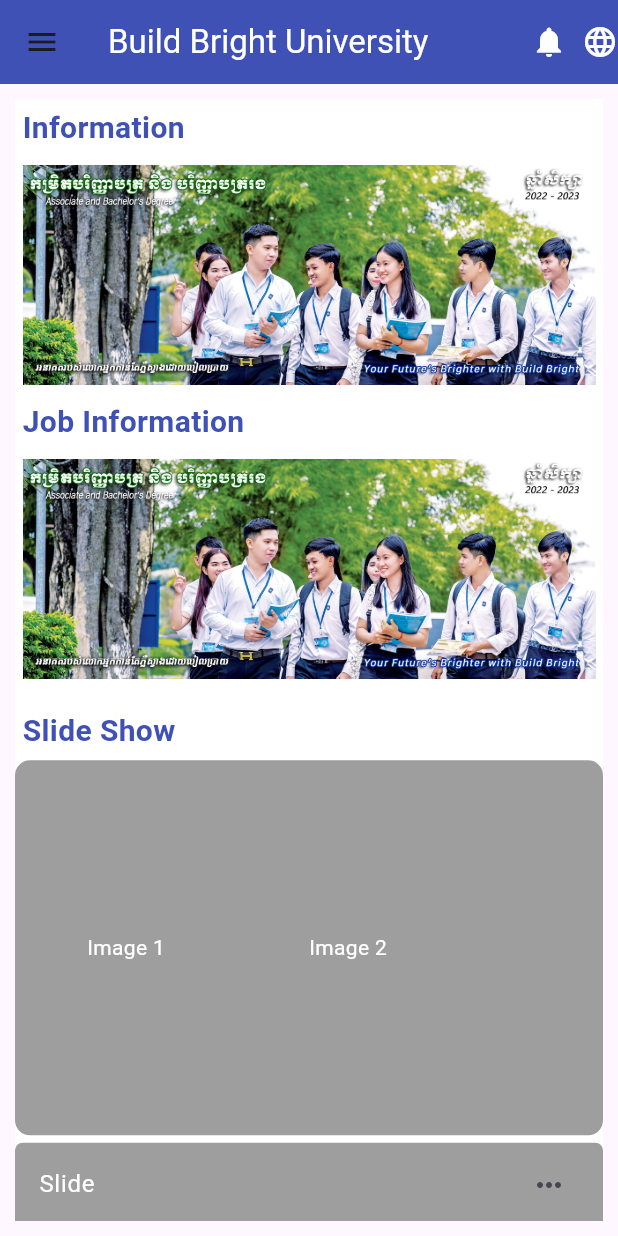
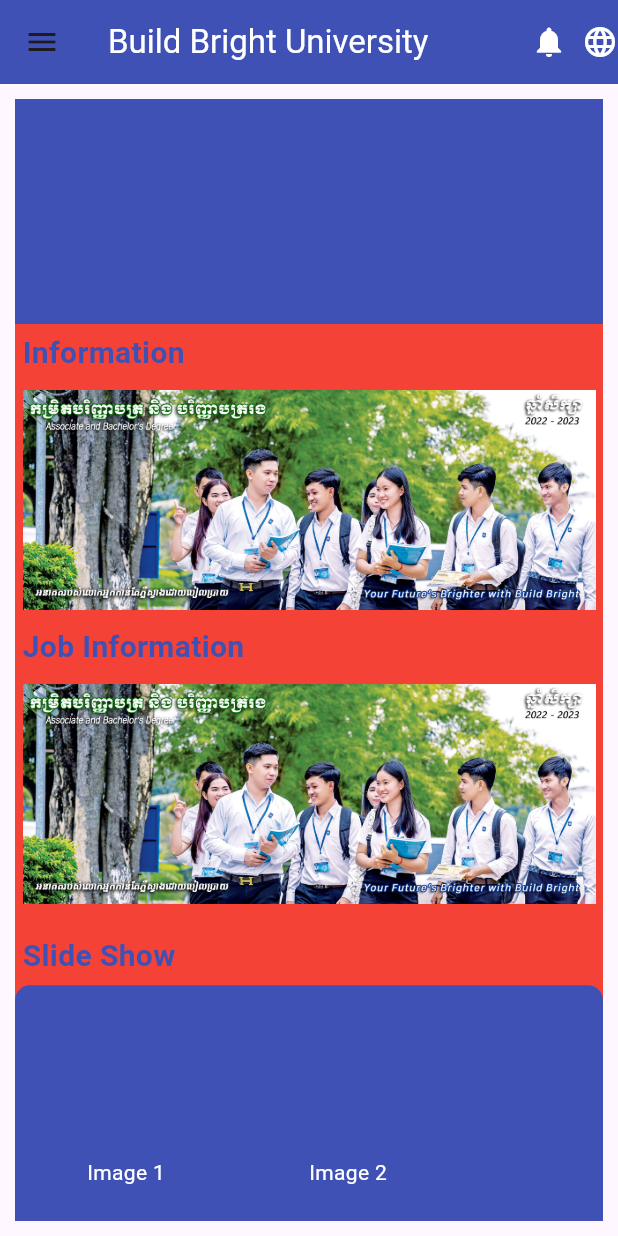
Before and after one commit to Cyperfroz00/griddemo, a Flutter app: the screen it shows after launch, on a phone screen of 412 x 824 dp. Run offline on Flutter 3.47's test engine with Material 2 defaults, Android fonts, the phone set to English and light mode, and no system bars.

Commit message:
17th update body and Card with images

```diff
--- a/lib/componnet/list_view_screen.dart
+++ b/lib/componnet/list_view_screen.dart
@@ -13,100 +13,98 @@ class _ListviewscreenState extends State<Listviewscreen> {
     return Scaffold(
       drawer: Drawer(
         backgroundColor: Colors.white,
-        child: Container(
-          child: Container(
         child: ListView(
           children: [
             Center(
               child: Container(
-                    decoration: BoxDecoration(
+                decoration: const BoxDecoration(
                   borderRadius: BorderRadius.all(
                     Radius.circular(5),
                   ),
                   color: Colors.indigo,
                 ),
+                height: 400,
                 child: Image.asset(
                   'assets/images/sidebar.jpg',
                 ),
-                    height: 400,
               ),
             ),
-                Center(
+            const Center(
               child: Text(
                 'PEN PONLOK',
                 style: TextStyle(color: Colors.blue),
               ),
             ),
-                Center(
+            const Center(
               child: Text(
-                    '09550990',
+                '095509990',
                 style: TextStyle(color: Colors.blue),
               ),
             ),
-                Center(
+            const Center(
               child: Text(
-                    'Email: Pen_Ponlok@yahoo.com',
+                'email: pen_ponlok@yahoo.com',
                 style: TextStyle(color: Colors.blue),
               ),
             ),
             Container(
-                  margin: EdgeInsets.all(5),
+              margin: const EdgeInsets.all(5),
               //color: Colors.yellow[500],
-                  child: ListTile(
+              child: const ListTile(
                 leading: Icon(Icons.app_registration),
                 title: Center(child: Text('For Enrollment')),
                 trailing: Icon(Icons.more_horiz),
               ),
             ),
             Container(
-                  margin: EdgeInsets.all(5),
+              margin: const EdgeInsets.all(5),
               //color: Colors.blue,
-                  child: ListTile(
+              child: const ListTile(
                 leading: Icon(Icons.settings_backup_restore),
                 title: Center(child: Text('Manage Enrollment')),
                 trailing: Icon(Icons.more_horiz),
               ),
             ),
             Container(
-                  margin: EdgeInsets.all(5),
+              margin: const EdgeInsets.all(5),
               //color: Colors.green,
-                  child: ListTile(
+              child: const ListTile(
                 leading: Icon(Icons.event_note_outlined),
                 title: Center(child: Text('Events')),
                 trailing: Icon(Icons.more_horiz),
               ),
             ),
             Container(
-                  margin: EdgeInsets.all(5),
+              margin: const EdgeInsets.all(5),
               //color: Colors.pinkAccent,
-                  child: ListTile(
+              child: const ListTile(
                 leading: Icon(Icons.calendar_today_outlined),
                 title: Center(child: Text('Calender')),
                 trailing: Icon(Icons.more_horiz),
               ),
             ),
             Container(
-                  margin: EdgeInsets.all(5),
+              margin: const EdgeInsets.all(5),
               //color: Colors.white,
-                  child: ListTile(
+              child: const ListTile(
                 leading: Icon(Icons.contact_mail),
                 title: Center(child: Text('Contact')),
                 trailing: Icon(Icons.more_horiz),
               ),
             ),
             Container(
-                  margin: EdgeInsets.all(5),
+              margin: const EdgeInsets.all(5),
               //color: Colors.brown,
-                  child: ListTile(
+              child: const ListTile(
                 leading: Icon(Icons.branding_watermark),
                 title: Center(child: Text('Campus')),
                 trailing: Icon(Icons.more_horiz),
               ),
             ),
             Container(
-                  margin: EdgeInsets.all(5),
+              margin: const EdgeInsets.all(5),
               //color: Colors.greenAccent,
-                  child: ListTile(
+              child: const ListTile(
                 leading: Icon(Icons.app_registration),
                 title: Center(
                   child: Text('Apply'),
@@ -115,9 +113,9 @@ class _ListviewscreenState extends State<Listviewscreen> {
               ),
             ),
             Container(
-                  margin: EdgeInsets.all(5),
+              margin: const EdgeInsets.all(5),
               // color: Colors.amber,
-                  child: ListTile(
+              child: const ListTile(
                 leading: Icon(Icons.location_pin),
                 title: Center(
                   child: Text('Location'),
@@ -126,9 +124,9 @@ class _ListviewscreenState extends State<Listviewscreen> {
               ),
             ),
             Container(
-                  margin: EdgeInsets.all(5),
+              margin: const EdgeInsets.all(5),
               //color: Colors.black54,
-                  child: ListTile(
+              child: const ListTile(
                 leading: Icon(Icons.chat),
                 title: Center(
                   child: Text('FAQ'),
@@ -137,9 +135,9 @@ class _ListviewscreenState extends State<Listviewscreen> {
               ),
             ),
             Container(
-                  margin: EdgeInsets.all(5),
+              margin: const EdgeInsets.all(5),
               //color: Colors.green,
-                  child: ListTile(
+              child: const ListTile(
                 leading: Icon(Icons.school_rounded),
                 title: Center(
                   child: Text('Scholarship'),
@@ -148,9 +146,9 @@ class _ListviewscreenState extends State<Listviewscreen> {
               ),
             ),
             Container(
-                  margin: EdgeInsets.all(5),
+              margin: const EdgeInsets.all(5),
               //color: Colors.red,
-                  child: ListTile(
+              child: const ListTile(
                 leading: Icon(Icons.video_collection),
                 title: Center(
                   child: Text('Videos'),
@@ -159,9 +157,9 @@ class _ListviewscreenState extends State<Listviewscreen> {
               ),
             ),
             Container(
-                  margin: EdgeInsets.all(5),
+              margin: const EdgeInsets.all(5),
               //color: Colors.yellowAccent,
-                  child: ListTile(
+              child: const ListTile(
                 leading: Icon(Icons.people),
                 title: Center(
                   child: Text('Profile'),
@@ -170,9 +168,9 @@ class _ListviewscreenState extends State<Listviewscreen> {
               ),
             ),
             Container(
-                  margin: EdgeInsets.all(5),
+              margin: const EdgeInsets.all(5),
               // color: Colors.blue,
-                  child: ListTile(
+              child: const ListTile(
                 leading: Icon(Icons.logout),
                 title: Center(
                   child: Text('Logout'),
@@ -181,9 +179,9 @@ class _ListviewscreenState extends State<Listviewscreen> {
               ),
             ),
             Container(
-                  margin: EdgeInsets.all(5),
+              margin: const EdgeInsets.all(5),
               //  color: Colors.greenAccent,
-                  child: ListTile(
+              child: const ListTile(
                 leading: Icon(Icons.info),
                 title: Center(
                   child: Text('About US'),
@@ -191,13 +189,13 @@ class _ListviewscreenState extends State<Listviewscreen> {
                 trailing: Icon(Icons.more_horiz),
               ),
             ),
-                SizedBox(
+            const SizedBox(
               height: 5,
             ),
             Container(
-                  margin: EdgeInsets.all(5),
+              margin: const EdgeInsets.all(5),
               //color: Colors.greenAccent,
-                  child: ListTile(
+              child: const ListTile(
                 //leading: Icon(Icons.info),
                 title: Center(
                   child: Text('App Version V21.0.0 develop by Team BBU'),
@@ -205,8 +203,6 @@ class _ListviewscreenState extends State<Listviewscreen> {
               ),
             ),
           ],
-            ),
-          ),
         ),
       ),
       appBar: AppBar(
@@ -217,26 +213,33 @@ class _ListviewscreenState extends State<Listviewscreen> {
         backgroundColor: Colors.indigo,
         actions: [
           Container(
-            margin: EdgeInsets.all(10.0),
-            child: Icon(
+            margin: const EdgeInsets.all(10.0),
+            child: const Icon(
               Icons.notifications,
               color: Colors.white,
             ),
           ),
-          Icon(
+          const Icon(
             Icons.language,
             color: Colors.white,
           ),
         ],
       ),
       body: Container(
-        margin: EdgeInsets.all(10),
-        color: Colors.white,
+        color: Colors.blueAccent[100],
+        margin: const EdgeInsets.all(10),
+        child: Container(
+          color: Colors.red,
           child: ListView(
             children: [
               Container(
-              margin: EdgeInsets.all(5),
-              child: Text(
+                margin: EdgeInsets.zero,
+                color: Colors.indigo,
+                height: 150,
+              ),
+              Container(
+                margin: const EdgeInsets.all(5),
+                child: const Text(
                   'Information',
                   style: TextStyle(
                       color: Colors.indigo,
@@ -245,13 +248,13 @@ class _ListviewscreenState extends State<Listviewscreen> {
                 ),
               ),
               Container(
-                margin: EdgeInsets.all(5),
+                  margin: const EdgeInsets.all(5),
                   child: Image.asset(
                     'assets/images/sidebar.jpg',
                   )),
               Container(
-              margin: EdgeInsets.all(5),
-              child: Text(
+                margin: const EdgeInsets.all(5),
+                child: const Text(
                   'Job Information',
                   style: TextStyle(
                       color: Colors.indigo,
@@ -260,18 +263,18 @@ class _ListviewscreenState extends State<Listviewscreen> {
                 ),
               ),
               Container(
-              margin: EdgeInsets.all(5),
+                margin: const EdgeInsets.all(5),
                 child: Image.asset(
                   'assets/images/sidebar.jpg',
                 ),
                 //color: Colors.white,
               ),
-            SizedBox(
+              const SizedBox(
                 height: 10,
               ),
               Container(
-              margin: EdgeInsets.all(5),
-              child: Text(
+                margin: const EdgeInsets.all(5),
+                child: const Text(
                   'Slide Show',
                   style: TextStyle(
                       color: Colors.indigo,
@@ -282,36 +285,36 @@ class _ListviewscreenState extends State<Listviewscreen> {
 
               Container(
                 height: 250,
-              decoration: BoxDecoration(
+                decoration: const BoxDecoration(
                   borderRadius: BorderRadius.all(
                     Radius.circular(10),
                   ),
-                color: Colors.grey,
+                  color: Colors.indigo,
                 ),
                 child: Center(
                   child: Row(
                     mainAxisAlignment: MainAxisAlignment.spaceAround,
                     children: [
-                    Text(
+                      const Text(
                         'Image 1',
                         style: TextStyle(color: Colors.white),
                       ),
-                    Text(
+                      const Text(
                         'Image 2',
                         style: TextStyle(color: Colors.white),
                       ),
                       Container(
-                      child: Column(),
+                        child: const Column(),
                       )
                     ],
                   ),
                 ),
               ),
-            SizedBox(
+              const SizedBox(
                 height: 5,
               ),
               Container(
-              decoration: BoxDecoration(
+                decoration: const BoxDecoration(
                     borderRadius: BorderRadius.all(
                       Radius.circular(5),
                     ),
@@ -330,6 +333,7 @@ class _ListviewscreenState extends State<Listviewscreen> {
             ],
           ),
         ),
+      ),
     );
   }
 }
```
Lines whose indentation alone changed are shown as unchanged.
